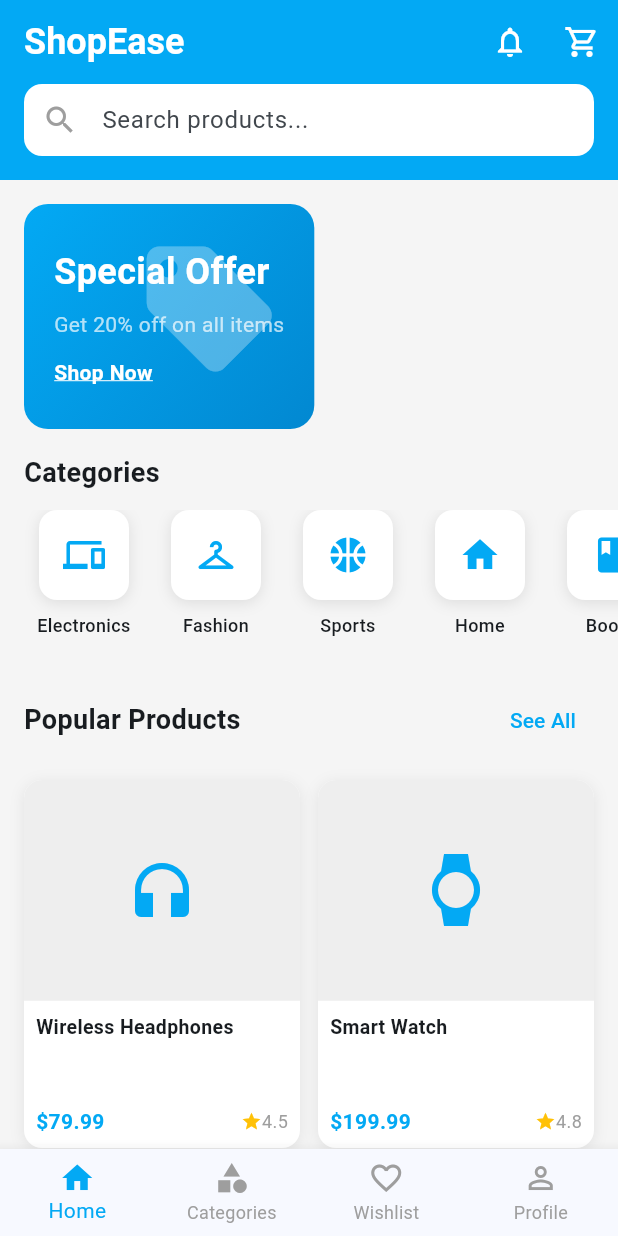
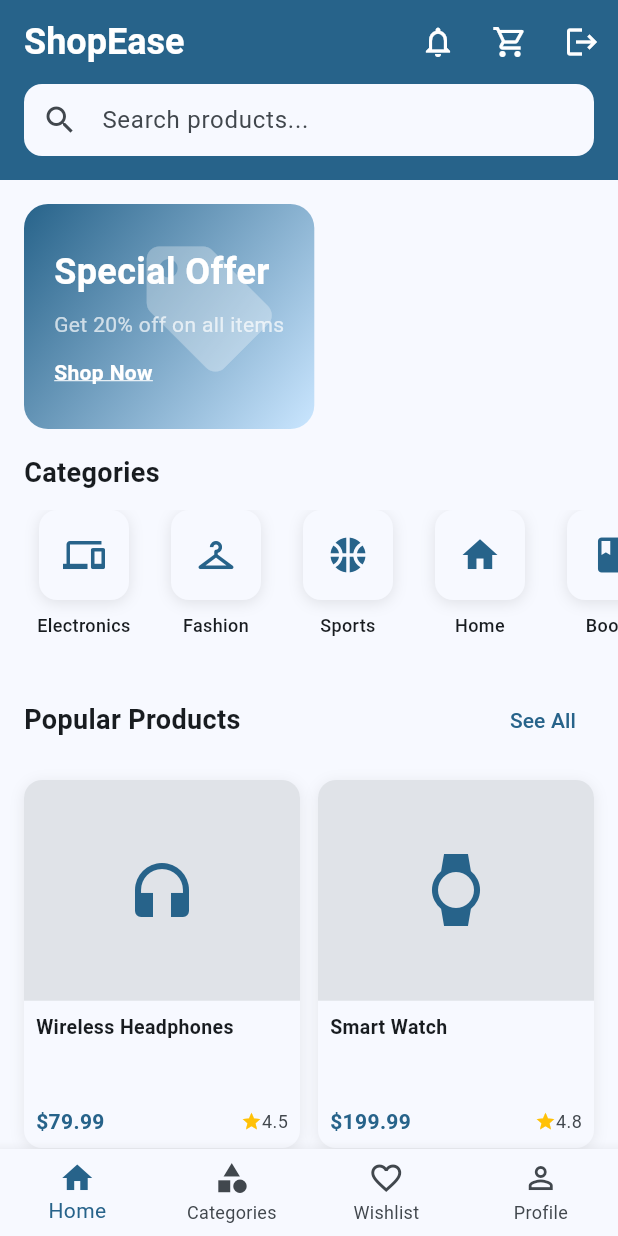
Before and after one commit to jxnhoongz/ecom_flutter_y4s2, a Flutter app: the screen it shows after launch, on a phone screen of 412 x 824 dp. Run offline on Flutter 3.47's test engine with Material 3 defaults, Android fonts, the phone set to English and light mode, and no system bars; our stand-ins replace get.

Commit message:
update home page to use theme color scheme

```diff
--- a/lib/modules/home/view/home_view.dart
+++ b/lib/modules/home/view/home_view.dart
@@ -68,27 +68,36 @@ class HomeView extends StatelessWidget {
 
   @override
   Widget build(BuildContext context) {
+    final theme = Theme.of(context);
+    final colorScheme = theme.colorScheme;
+
     return Scaffold(
-      backgroundColor: Colors.grey[100],
+      backgroundColor: colorScheme.surface,
       appBar: AppBar(
         elevation: 0,
-        backgroundColor: const Color(0xFF03A9F4),
-        title: const Text(
+        backgroundColor: colorScheme.primary,
+        title: Text(
           'ShopEase',
           style: TextStyle(
-            color: Colors.white,
+            color: colorScheme.onPrimary,
             fontWeight: FontWeight.bold,
             fontSize: 24,
           ),
         ),
         actions: [
           IconButton(
-            icon: const Icon(Icons.notifications_outlined, color: Colors.white),
+            icon: Icon(Icons.notifications_outlined, color: colorScheme.onPrimary),
             onPressed: () {},
           ),
           IconButton(
-            icon: const Icon(Icons.shopping_cart_outlined, color: Colors.white),
+            icon: Icon(Icons.shopping_cart_outlined, color: colorScheme.onPrimary),
             onPressed: () {},
+          ),
+          IconButton(
+            icon: Icon(Icons.logout, color: colorScheme.onPrimary),
+            onPressed: () {
+              Get.offAllNamed("/login");
+            },
           ),
         ],
       ),
@@ -98,14 +107,14 @@ class HomeView extends StatelessWidget {
           children: [
             // Search Bar
             Container(
-              color: const Color(0xFF03A9F4),
+              color: colorScheme.primary,
               padding: const EdgeInsets.fromLTRB(16, 0, 16, 16),
               child: TextField(
                 decoration: InputDecoration(
                   hintText: 'Search products...',
-                  prefixIcon: const Icon(Icons.search, color: Colors.grey),
+                  prefixIcon: Icon(Icons.search, color: colorScheme.onSurfaceVariant),
                   filled: true,
-                  fillColor: Colors.white,
+                  fillColor: colorScheme.surface,
                   border: OutlineInputBorder(
                     borderRadius: BorderRadius.circular(12),
                     borderSide: BorderSide.none,
@@ -120,8 +129,8 @@ class HomeView extends StatelessWidget {
               margin: const EdgeInsets.all(16),
               height: 150,
               decoration: BoxDecoration(
-                gradient: const LinearGradient(
-                  colors: [Color(0xFF03A9F4), Color(0xFF0288D1)],
+                gradient: LinearGradient(
+                  colors: [colorScheme.primary, colorScheme.primaryContainer],
                   begin: Alignment.topLeft,
                   end: Alignment.bottomRight,
                 ),
@@ -135,11 +144,11 @@ class HomeView extends StatelessWidget {
                     child: Icon(
                       Icons.local_offer,
                       size: 100,
-                      color: Colors.white.withOpacity(0.3),
+                      color: colorScheme.onPrimary.withValues(alpha: 0.3),
                     ),
                   ),
-                  const Padding(
-                    padding: EdgeInsets.all(20),
+                  Padding(
+                    padding: const EdgeInsets.all(20),
                     child: Column(
                       crossAxisAlignment: CrossAxisAlignment.start,
                       mainAxisAlignment: MainAxisAlignment.center,
@@ -147,28 +156,28 @@ class HomeView extends StatelessWidget {
                         Text(
                           'Special Offer',
                           style: TextStyle(
-                            color: Colors.white,
+                            color: colorScheme.onPrimary,
                             fontSize: 24,
                             fontWeight: FontWeight.bold,
                           ),
                         ),
-                        SizedBox(height: 8),
+                        const SizedBox(height: 8),
                         Text(
                           'Get 20% off on all items',
                           style: TextStyle(
-                            color: Colors.white70,
+                            color: colorScheme.onPrimary.withValues(alpha: 0.7),
                             fontSize: 14,
                           ),
                         ),
-                        SizedBox(height: 12),
+                        const SizedBox(height: 12),
                         Text(
                           'Shop Now',
                           style: TextStyle(
-                            color: Colors.white,
+                            color: colorScheme.onPrimary,
                             fontSize: 14,
                             fontWeight: FontWeight.bold,
                             decoration: TextDecoration.underline,
-                            decorationColor: Colors.white,
+                            decorationColor: colorScheme.onPrimary,
                           ),
                         ),
                       ],
@@ -206,11 +215,11 @@ class HomeView extends StatelessWidget {
                           width: 60,
                           height: 60,
                           decoration: BoxDecoration(
-                            color: Colors.white,
+                            color: colorScheme.surface,
                             borderRadius: BorderRadius.circular(12),
                             boxShadow: [
                               BoxShadow(
-                                color: Colors.black.withOpacity(0.1),
+                                color: colorScheme.shadow.withValues(alpha: 0.1),
                                 blurRadius: 8,
                                 offset: const Offset(0, 2),
                               ),
@@ -218,16 +227,17 @@ class HomeView extends StatelessWidget {
                           ),
                           child: Icon(
                             categories[index]['icon'],
-                            color: const Color(0xFF03A9F4),
+                            color: colorScheme.primary,
                             size: 28,
                           ),
                         ),
                         const SizedBox(height: 8),
                         Text(
                           categories[index]['name'],
-                          style: const TextStyle(
+                          style: TextStyle(
                             fontSize: 12,
                             fontWeight: FontWeight.w500,
+                            color: colorScheme.onSurface,
                           ),
                           textAlign: TextAlign.center,
                           overflow: TextOverflow.ellipsis,
@@ -245,18 +255,19 @@ class HomeView extends StatelessWidget {
               child: Row(
                 mainAxisAlignment: MainAxisAlignment.spaceBetween,
                 children: [
-                  const Text(
+                  Text(
                     'Popular Products',
                     style: TextStyle(
                       fontSize: 18,
                       fontWeight: FontWeight.bold,
+                      color: colorScheme.onSurface,
                     ),
                   ),
                   TextButton(
                     onPressed: () {},
-                    child: const Text(
+                    child: Text(
                       'See All',
-                      style: TextStyle(color: Color(0xFF03A9F4)),
+                      style: TextStyle(color: colorScheme.primary),
                     ),
                   ),
                 ],
@@ -276,7 +287,7 @@ class HomeView extends StatelessWidget {
               ),
               itemCount: mockProducts.length,
               itemBuilder: (context, index) {
-                return _buildProductCard(mockProducts[index]);
+                return _buildProductCard(mockProducts[index], colorScheme);
               },
             ),
             const SizedBox(height: 16),
@@ -285,8 +296,9 @@ class HomeView extends StatelessWidget {
       ),
       bottomNavigationBar: BottomNavigationBar(
         type: BottomNavigationBarType.fixed,
-        selectedItemColor: const Color(0xFF03A9F4),
-        unselectedItemColor: Colors.grey,
+        selectedItemColor: colorScheme.primary,
+        unselectedItemColor: colorScheme.onSurfaceVariant,
+        backgroundColor: colorScheme.surface,
         currentIndex: 0,
         items: const [
           BottomNavigationBarItem(
@@ -310,14 +322,14 @@ class HomeView extends StatelessWidget {
     );
   }
 
-  Widget _buildProductCard(Map<String, dynamic> product) {
+  Widget _buildProductCard(Map<String, dynamic> product, ColorScheme colorScheme) {
     return Container(
       decoration: BoxDecoration(
-        color: Colors.white,
+        color: colorScheme.surface,
         borderRadius: BorderRadius.circular(12),
         boxShadow: [
           BoxShadow(
-            color: Colors.black.withOpacity(0.08),
+            color: colorScheme.shadow.withValues(alpha: 0.08),
             blurRadius: 8,
             offset: const Offset(0, 2),
           ),
@@ -331,14 +343,14 @@ class HomeView extends StatelessWidget {
             flex: 3,
             child: Container(
               decoration: BoxDecoration(
-                color: Colors.grey[200],
+                color: colorScheme.surfaceContainerHighest,
                 borderRadius: const BorderRadius.vertical(top: Radius.circular(12)),
               ),
               child: Center(
                 child: Icon(
                   product['image'],
                   size: 48,
-                  color: const Color(0xFF03A9F4),
+                  color: colorScheme.primary,
                 ),
               ),
             ),
@@ -354,9 +366,10 @@ class HomeView extends StatelessWidget {
                 children: [
                   Text(
                     product['name'],
-                    style: const TextStyle(
+                    style: TextStyle(
                       fontWeight: FontWeight.w600,
                       fontSize: 13,
+                      color: colorScheme.onSurface,
                     ),
                     maxLines: 2,
                     overflow: TextOverflow.ellipsis,
@@ -366,8 +379,8 @@ class HomeView extends StatelessWidget {
                     children: [
                       Text(
                         '\$${product['price']}',
-                        style: const TextStyle(
-                          color: Color(0xFF03A9F4),
+                        style: TextStyle(
+                          color: colorScheme.primary,
                           fontWeight: FontWeight.bold,
                           fontSize: 14,
                         ),
@@ -381,9 +394,9 @@ class HomeView extends StatelessWidget {
                           ),
                           Text(
                             '${product['rating']}',
-                            style: const TextStyle(
+                            style: TextStyle(
                               fontSize: 12,
-                              color: Colors.grey,
+                              color: colorScheme.onSurfaceVariant,
                             ),
                           ),
                         ],
```
